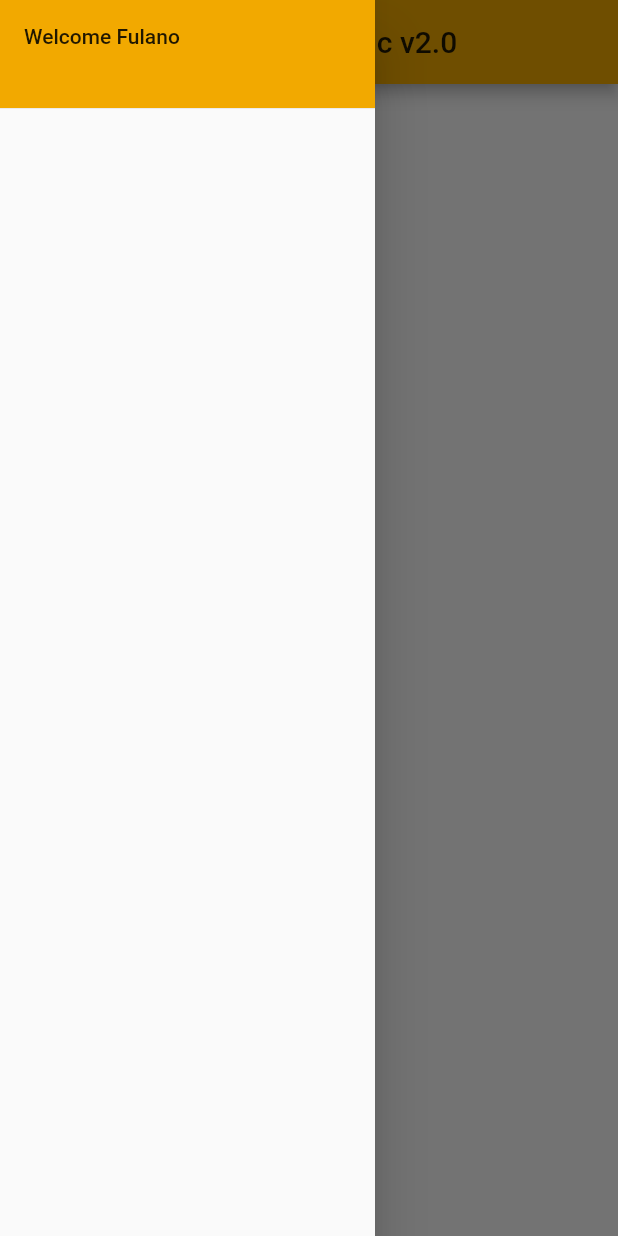
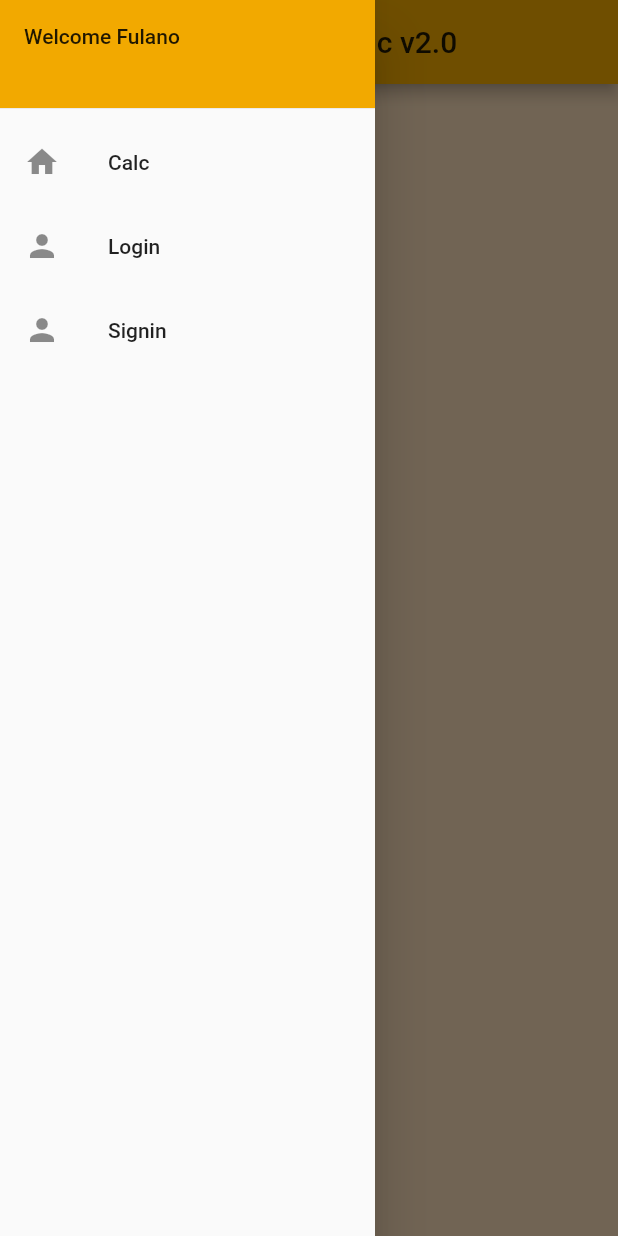
Before and after one commit to nullisestera/cryptocalc, a Flutter app: the screen it shows after launch, with the side drawer open, on a phone screen of 412 x 824 dp. Run offline on Flutter 3.47's test engine with Material 2 defaults, Android fonts, the phone set to English and light mode, and no system bars.

```diff
--- a/cryptocalc/lib/drawerCalc.dart
+++ /dev/null
@@ -1,34 +0,0 @@
-import 'package:flutter/material.dart';
-const PrimaryColor = const Color(0xFFF2A900); // 0xFF is #... rest is HEX code
-
-class DrawerHeaderContainer extends StatelessWidget {
-    const DrawerHeaderContainer({Key key}) : super(key: key);
-
-    @override
-    Widget build(BuildContext context) {
-      return Container(
-        height: 80,
-        child: DrawerHeader(
-              decoration: BoxDecoration(
-                color: PrimaryColor
-              ),
-              child: Text('Welcome Fulano'),)
-      );
-    }
-  }
-
-class DrawerCalc extends StatelessWidget {
-  const DrawerCalc({Key key}) : super(key: key);
-
-  @override
-  Widget build(BuildContext context) {
-    return Drawer(
-      child: ListView(
-        padding: EdgeInsets.zero,
-        children: const <Widget>[
-          DrawerHeaderContainer()
-        ]
-      )
-    );
-  }
-}
--- a/cryptocalc/lib/main.dart
+++ b/cryptocalc/lib/main.dart
@@ -1,34 +1,33 @@
 import 'package:flutter/material.dart';
-import 'drawerCalc.dart';
-const PrimaryColor = const Color(0xFFF2A900); // 0xFF is #... rest is HEX code
+import 'styles/colors.dart';
+import 'views/calc/calc.dart';
+import 'views/login/login.dart';
+import 'views/signin/signin.dart';
 
-void main() {
-  runApp(MyApp());
+void main() => runApp(MyApp());
+
+class MyApp extends StatefulWidget {
+  MyApp({Key key}) : super(key: key);
+
+  @override
+  _MyAppState createState() => _MyAppState();
 }
- class MyApp extends StatelessWidget {
-    const MyApp({Key key}) : super(key: key);
 
-    @override
-    Widget build(BuildContext context) {
-
-
-      return MaterialApp(
-        title: 'CryptoCalc v2.0',
-        theme: ThemeData(primaryColor: PrimaryColor),
-        home: Scaffold(
-          appBar: AppBar(
-            title: Center(
-              child: Text('CryptoCalc v2.0'),
-            ),
-          ),
-          body: Center(
-            child: Text('Hello World'),
-          ),
-          drawer: Container(
-            width: 250,
-            child: DrawerCalc()
-          )
-        )
-      );
-    }
+class _MyAppState extends State<MyApp> {
+  @override
+  Widget build(BuildContext context) {
+    return MaterialApp(
+        routes: <String, WidgetBuilder>{
+          "/login": (BuildContext context) => new Login(),
+          "/home": (BuildContext context) => new Calc(),
+          "/signin": (BuildContext context) => new Signin(),
+        },
+        initialRoute: "/home",
+        title: 'CryptoCalc V2.0',
+        theme: ThemeData(
+          // primarySwatch: Colors.blue,
+          primaryColor: PrimaryColor,
+        ),
+        home: Calc());
   }
+}
--- /dev/null
+++ b/cryptocalc/lib/views/calc/calc.dart
@@ -0,0 +1,27 @@
+import 'package:cryptocalc/styles/colors.dart';
+import 'package:flutter/material.dart';
+import '../drawer/drawerCalc.dart';
+
+ class Calc extends StatelessWidget {
+    const Calc({Key key}) : super(key: key);
+
+    @override
+    Widget build(BuildContext context) {
+
+      return Scaffold(
+          backgroundColor: ClearBaseColor,
+          appBar: AppBar(
+            title: Center(
+              child: Text('CryptoCalc v2.0'),
+            ),
+          ),
+          body: Center(
+            child: Text('CALC'),
+          ),
+          drawer: Container(
+            width: 250,
+            child: DrawerCalc()
+          )
+        );
+    }
+  }
--- /dev/null
+++ b/cryptocalc/lib/views/drawer/drawerCalc.dart
@@ -0,0 +1,63 @@
+import 'package:flutter/material.dart';
+import '../../styles/colors.dart';
+
+class DrawerHeaderContainer extends StatelessWidget {
+    const DrawerHeaderContainer({Key key}) : super(key: key);
+
+    @override
+    Widget build(BuildContext context) {
+      return Container(
+        height: 80,
+        child: DrawerHeader(
+              decoration: BoxDecoration(
+                color: PrimaryColor
+              ),
+              child: Text('Welcome Fulano')),
+      );
+    }
+  }
+
+class DrawerCalc extends StatelessWidget {
+
+  _gotoPage(String route, BuildContext context) {
+    Navigator.of(context).pushReplacementNamed(route);
+  }
+
+  // const DrawerCalc({Key key}) : super(key: key);
+
+  @override
+  Widget build(BuildContext context) {
+    return Drawer(
+      child: ListView(
+        padding: EdgeInsets.zero,
+        children: <Widget>[
+          DrawerHeaderContainer(),
+          new ListTile(
+            leading: new Icon(Icons.home),
+            title: new Text('Calc'),
+            onTap: () {
+              // change app state...
+              _gotoPage("/home", context);
+            },
+          ),
+          new ListTile(
+            leading: new Icon(Icons.person),
+            title: new Text('Login'),
+            onTap: () {
+              // change app state...
+              _gotoPage("/login", context);
+            },
+          ),
+          new ListTile(
+            leading: new Icon(Icons.person),
+            title: new Text('Signin'),
+            onTap: () {
+              // change app state...
+              _gotoPage("/signin", context);
+            },
+          ),
+        ]
+      )
+    );
+  }
+}
--- /dev/null
+++ b/cryptocalc/lib/views/login/login.dart
@@ -0,0 +1,21 @@
+import 'package:flutter/material.dart';
+import '../../styles/colors.dart';
+
+class Login extends StatefulWidget {
+  Login({Key key}) : super(key: key);
+
+  _LoginState createState() => _LoginState();
+}
+
+class _LoginState extends State<Login> {
+
+  @override
+  Widget build(BuildContext context) {
+      return Scaffold(
+          backgroundColor: MustardColor,
+          body: Center(
+            child: Text('LOGIN'),
+          ),
+        );
+    }
+}
--- /dev/null
+++ b/cryptocalc/lib/views/signin/signin.dart
@@ -0,0 +1,20 @@
+import 'package:flutter/material.dart';
+import '../../styles/colors.dart';
+
+class Signin extends StatefulWidget {
+  Signin({Key key}) : super(key: key);
+
+  _SigninState createState() => _SigninState();
+}
+
+class _SigninState extends State<Signin> {
+  @override
+  Widget build(BuildContext context) {
+      return Scaffold(
+          backgroundColor: FlanColor,
+          body: Center(
+            child: Text('SignIn'),
+          ),
+        );
+    }
+}
--- a/cryptocalc/pubspec.yaml
+++ b/cryptocalc/pubspec.yaml
@@ -24,6 +24,7 @@ dependencies:
   flutter:
     sdk: flutter
   http: ^0.12.2
+  cloud_firestore: ^0.13.0+1
 
 
   # The following adds the Cupertino Icons font to your application.
```
Also changed, not shown: cryptocalc/lib/styles/colors.dart (added, +8 -0 lines), 15 other files.
